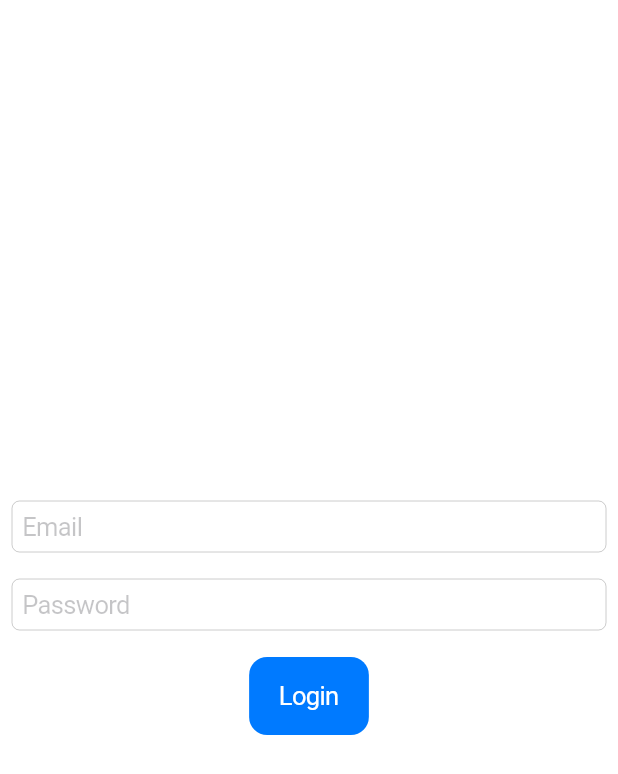
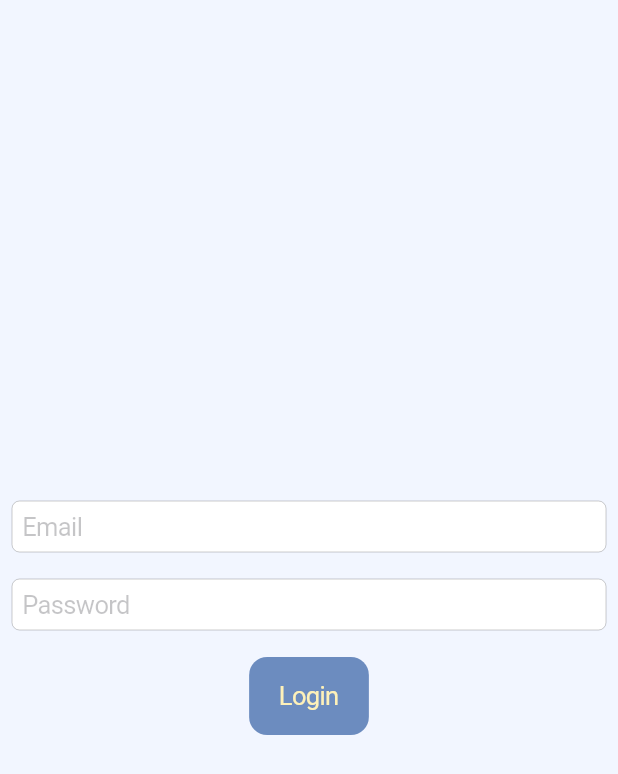
Before and after one commit to guillermoSb/proyecto_ing_software, a Flutter app: the screen it shows after launch, on a phone screen of 412 x 824 dp. Shown: the top 774 px of the screen. Run offline on Flutter 3.47's test engine with Material 2 defaults, Android fonts, the phone set to English and light mode, and no system bars.

Commit message:
Fineshed implementing theme

```diff
--- a/lib/main.dart
+++ b/lib/main.dart
@@ -10,7 +10,8 @@ class MyApp extends StatelessWidget {
   Widget build(BuildContext context) {
     return const CupertinoApp(
       title: 'Cupertino App',
-      home: LoginScreen()
+      home: LoginScreen(),
+      theme: AppTheme.lightTheme,
     );
   }
 }
--- a/lib/themes/light_theme.dart
+++ b/lib/themes/light_theme.dart
@@ -1,3 +1,4 @@
+import 'package:flutter/cupertino.dart';
 import 'package:flutter/material.dart';
 
 class AppTheme {
@@ -8,4 +9,10 @@ class AppTheme {
   static const textLight = Color.fromRGBO(255, 255, 255, 1);
 
   static const background = Color.fromRGBO(242, 246, 255, 1);
+
+  static const CupertinoThemeData lightTheme = CupertinoThemeData(
+      barBackgroundColor: secondary,
+      primaryColor: primary,
+      primaryContrastingColor: secondary,
+      scaffoldBackgroundColor: background);
 }
```
